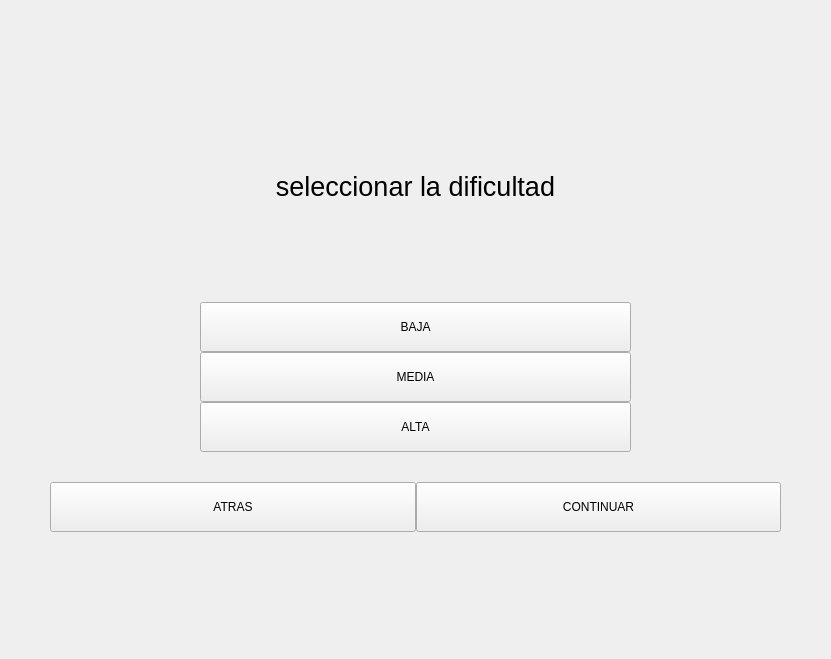
Above: menu.ui from facurz55/Paper-Please before the change. Below: the same form after it.
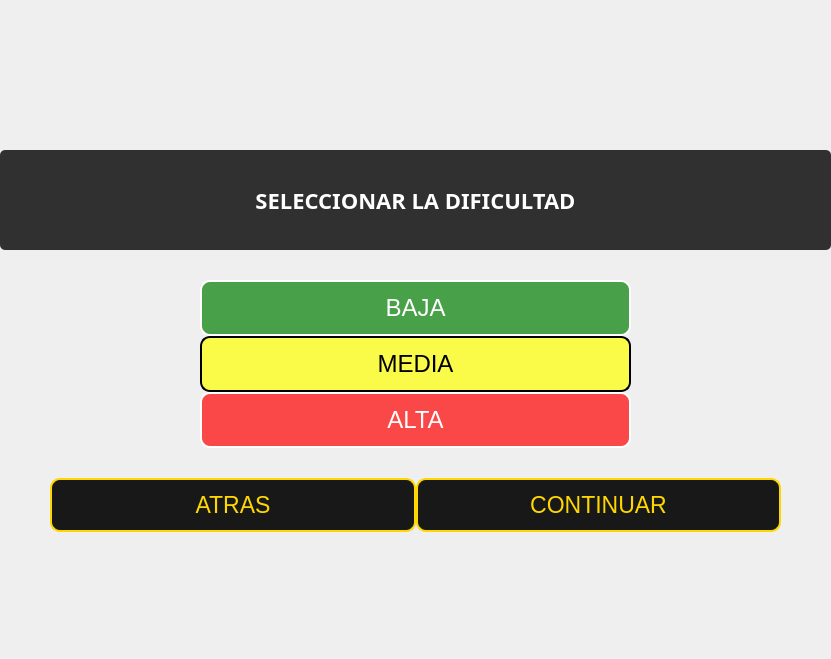
That is the form after the change. The open tabs and pages were chosen to show the change. Icons and pictures are not drawn.

```diff
--- a/menu.ui
+++ b/menu.ui
@@ -144,7 +144,7 @@
           <number>0</number>
          </property>
          <property name="topMargin">
-          <number>100</number>
+          <number>150</number>
          </property>
          <item>
           <widget class="QLabel" name="label">
@@ -156,14 +156,26 @@
            </property>
            <property name="font">
             <font>
-             <pointsize>20</pointsize>
+             <family>Press Start 2P</family>
+             <pointsize>-1</pointsize>
+             <bold>true</bold>
             </font>
            </property>
            <property name="styleSheet">
-            <string notr="true">color: rgb(0, 0, 0);</string>
+            <string notr="true">QLabel {
+    font-family: &quot;Press Start 2P&quot;;            /* Fuente estilo gamer */
+    font-size: 22px;                          /* Tamaño de la letra */
+    color: rgba(255, 255, 255, 1);            /* Color de la letra: blanco */
+    background-color: rgba(0, 0, 0, 0.8);     /* Fondo semi-transparente negro */
+    border: none;                              /* Sin borde */
+    border-radius: 5px;                       /* Bordes redondeados más sutiles */
+    padding: 4px;                             /* Espaciado interno más pequeño */
+    text-align: center;                        /* Centrar el texto */
+}
+</string>
            </property>
            <property name="text">
-            <string>seleccionar la dificultad</string>
+            <string>SELECCIONAR LA DIFICULTAD</string>
            </property>
            <property name="alignment">
             <set>Qt::AlignmentFlag::AlignCenter</set>
@@ -195,6 +207,34 @@
                <height>50</height>
               </size>
              </property>
+             <property name="cursor">
+              <cursorShape>PointingHandCursor</cursorShape>
+             </property>
+             <property name="styleSheet">
+              <string notr="true">QPushButton {
+    font-family: &quot;Bahnschrift SemiBold&quot;;  /* Fuente moderna y estilizada */
+    font-size: 24px;                      /* Tamaño de la letra: más pequeño */
+    color: white;                         /* Color de la letra: blanco */
+    background-color: rgba(0, 128, 0, 0.7); /* Color de fondo: verde semi-transparente */
+    border: 2px solid white;               /* Borde: blanco */
+    border-radius: 10px;                  /* Bordes redondeados */
+    padding: 12px 20px;                   /* Espaciado interno para un botón más grande */
+    text-transform: uppercase;             /* Texto en mayúsculas para un efecto de fuerza */
+}
+
+QPushButton:hover {
+    background-color: rgba(0, 100, 0, 0.8); /* Fondo verde oscuro semi-transparente al pasar el mouse */
+    border: 2px solid white;                /* Borde blanco al pasar el mouse */
+    color: white;                          /* Letra blanca al pasar el mouse */
+}
+
+QPushButton:pressed {
+    background-color: transparent;         /* Sin color de fondo al presionar */
+    border: 2px solid white;               /* Borde blanco al presionar */
+    color: white;                          /* Letra blanca al presionar */
+}
+</string>
+             </property>
              <property name="text">
               <string>BAJA</string>
              </property>
@@ -208,6 +248,34 @@
                <height>50</height>
               </size>
              </property>
+             <property name="cursor">
+              <cursorShape>PointingHandCursor</cursorShape>
+             </property>
+             <property name="styleSheet">
+              <string notr="true">QPushButton {
+    font-family: &quot;Bahnschrift SemiBold&quot;;  /* Fuente moderna y estilizada */
+    font-size: 24px;                      /* Tamaño de la letra: más pequeño */
+    color: black;                          /* Color de la letra: negro */
+    background-color: rgba(255, 255, 0, 0.7); /* Color de fondo: amarillo semi-transparente */
+    border: 2px solid black;               /* Borde: negro */
+    border-radius: 10px;                  /* Bordes redondeados */
+    padding: 12px 20px;                   /* Espaciado interno para un botón más grande */
+    text-transform: uppercase;             /* Texto en mayúsculas para un efecto de fuerza */
+}
+
+QPushButton:hover {
+    background-color: rgba(255, 215, 0, 0.8); /* Fondo dorado semi-transparente al pasar el mouse */
+    border: 2px solid black;                /* Borde negro al pasar el mouse */
+    color: black;                          /* Letra negra al pasar el mouse */
+}
+
+QPushButton:pressed {
+    background-color: transparent;         /* Sin color de fondo al presionar */
+    border: 2px solid black;               /* Borde negro al presionar */
+    color: black;                          /* Letra negra al presionar */
+}
+</string>
+             </property>
              <property name="text">
               <string>MEDIA</string>
              </property>
@@ -221,6 +289,34 @@
                <height>50</height>
               </size>
              </property>
+             <property name="cursor">
+              <cursorShape>PointingHandCursor</cursorShape>
+             </property>
+             <property name="styleSheet">
+              <string notr="true">QPushButton {
+    font-family: &quot;Bahnschrift SemiBold&quot;;  /* Fuente moderna y estilizada */
+    font-size: 24px;                      /* Tamaño de la letra: más pequeño */
+    color: white;                          /* Color de la letra: blanco */
+    background-color: rgba(255, 0, 0, 0.7); /* Color de fondo: rojo semi-transparente */
+    border: 2px solid white;               /* Borde: blanco */
+    border-radius: 10px;                  /* Bordes redondeados */
+    padding: 12px 20px;                   /* Espaciado interno para un botón más grande */
+    text-transform: uppercase;             /* Texto en mayúsculas para un efecto de fuerza */
+}
+
+QPushButton:hover {
+    background-color: rgba(200, 0, 0, 0.8); /* Fondo rojo oscuro semi-transparente al pasar el mouse */
+    border: 2px solid white;                /* Borde blanco al pasar el mouse */
+    color: white;                          /* Letra blanca al pasar el mouse */
+}
+
+QPushButton:pressed {
+    background-color: transparent;         /* Sin color de fondo al presionar */
+    border: 2px solid white;               /* Borde blanco al presionar */
+    color: white;                          /* Letra blanca al presionar */
+}
+</string>
+             </property>
              <property name="text">
               <string>ALTA</string>
              </property>
@@ -255,6 +351,34 @@
              <height>50</height>
             </size>
            </property>
+           <property name="cursor">
+            <cursorShape>PointingHandCursor</cursorShape>
+           </property>
+           <property name="styleSheet">
+            <string notr="true">QPushButton {
+    font-family: &quot;Bahnschrift SemiBold&quot;;  /* Fuente moderna y estilizada */
+    font-size: 23px;                      /* Tamaño de la letra: más grande */
+    color: rgba(255, 215, 0, 1);          /* Color de la letra: dorado */
+    background-color: rgba(0, 0, 0, 0.9); /* Color de fondo: negro semi-transparente */
+    border: 2px solid rgba(255, 215, 0, 1); /* Borde: dorado */
+    border-radius: 10px;                  /* Bordes redondeados */
+    padding: 12px 20px;                   /* Espaciado interno para un botón más grande */
+    text-transform: uppercase;             /* Texto en mayúsculas para un efecto de fuerza */
+}
+
+QPushButton:hover {
+    background-color: rgba(51, 51, 51, 0.8); /* Fondo gris semi-transparente al pasar el mouse */
+    border: 2px solid rgba(255, 215, 0, 1);  /* Borde dorado al pasar el mouse */
+    color: rgba(255, 215, 0, 1);             /* Letra dorada al pasar el mouse */
+}
+
+QPushButton:pressed {
+    background-color: transparent;         /* Sin color de fondo al presionar */
+    border: 2px solid rgba(255, 215, 0, 1); /* Borde dorado al presionar */
+    color: rgba(255, 215, 0, 1);            /* Letra dorada al presionar */
+}
+</string>
+           </property>
            <property name="text">
             <string>ATRAS</string>
            </property>
@@ -268,6 +392,34 @@
              <height>50</height>
             </size>
            </property>
+           <property name="cursor">
+            <cursorShape>PointingHandCursor</cursorShape>
+           </property>
+           <property name="styleSheet">
+            <string notr="true">QPushButton {
+    font-family: &quot;Bahnschrift SemiBold&quot;;  /* Fuente moderna y estilizada */
+    font-size: 23px;                      /* Tamaño de la letra: más grande */
+    color: rgba(255, 215, 0, 1);          /* Color de la letra: dorado */
+    background-color: rgba(0, 0, 0, 0.9); /* Color de fondo: negro semi-transparente */
+    border: 2px solid rgba(255, 215, 0, 1); /* Borde: dorado */
+    border-radius: 10px;                  /* Bordes redondeados */
+    padding: 12px 20px;                   /* Espaciado interno para un botón más grande */
+    text-transform: uppercase;             /* Texto en mayúsculas para un efecto de fuerza */
+}
+
+QPushButton:hover {
+    background-color: rgba(51, 51, 51, 0.8); /* Fondo gris semi-transparente al pasar el mouse */
+    border: 2px solid rgba(255, 215, 0, 1);  /* Borde dorado al pasar el mouse */
+    color: rgba(255, 215, 0, 1);             /* Letra dorada al pasar el mouse */
+}
+
+QPushButton:pressed {
+    background-color: transparent;         /* Sin color de fondo al presionar */
+    border: 2px solid rgba(255, 215, 0, 1); /* Borde dorado al presionar */
+    color: rgba(255, 215, 0, 1);            /* Letra dorada al presionar */
+}
+</string>
+           </property>
            <property name="text">
             <string>CONTINUAR</string>
            </property>
```
Left out of the diff: 236 changed lines with no effect on the pictures.
